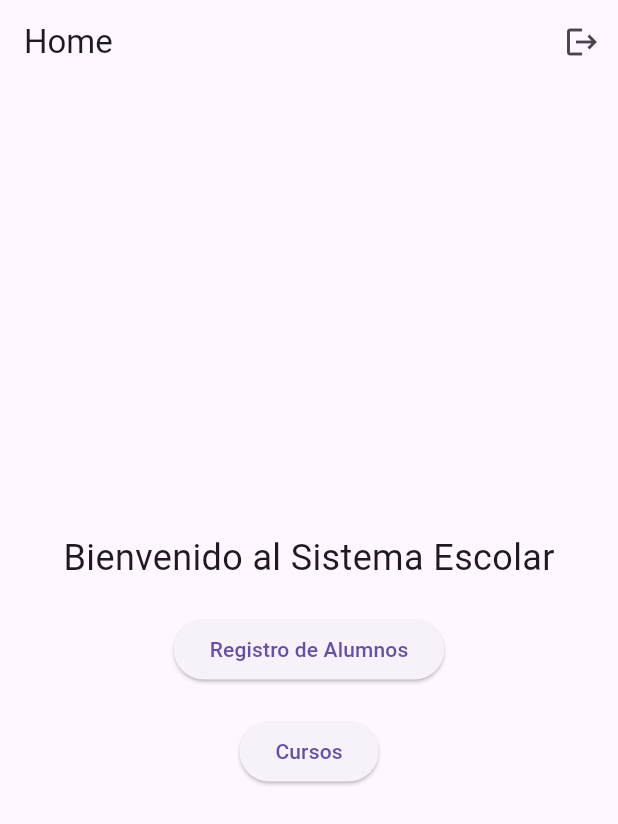
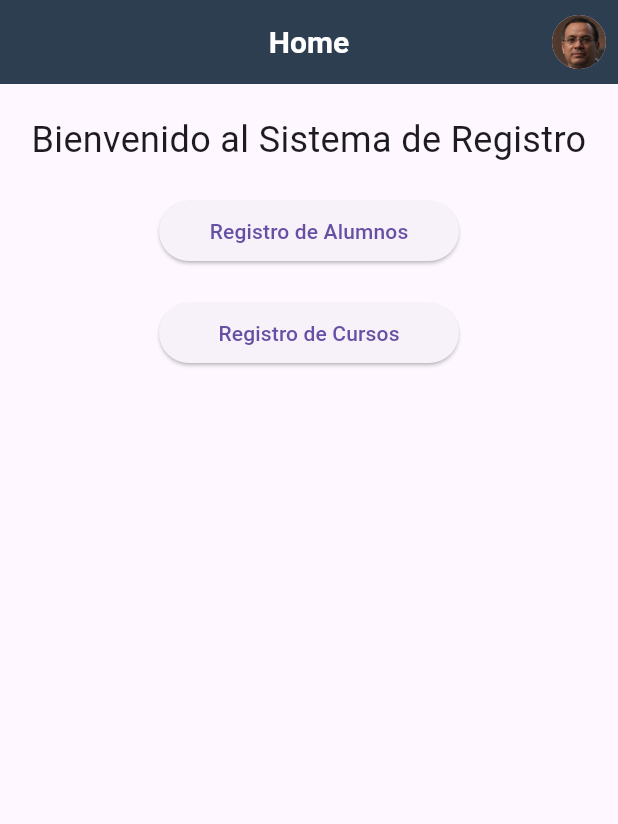
Before and after one commit to ktorres63/Enroll-System, a Flutter app: the HomePage screen opened directly, on a phone screen of 412 x 824 dp. Shown: the top 824 px of the screen. Run offline on Flutter 3.47's test engine with Material 3 defaults, Android fonts, the phone set to English and light mode, and no system bars.

Commit message:
Add a user photo

```diff
--- a/lib/screens/home_page.dart
+++ b/lib/screens/home_page.dart
@@ -3,7 +3,6 @@ import 'package:enrollment_system/screens/login_page.dart';
 import 'package:enrollment_system/screens/registro_alumno_page.dart';
 
 import 'package:enrollment_system/screens/cursos_page.dart';
-
 
 class HomePage extends StatelessWidget {
   const HomePage({super.key});
@@ -12,29 +11,68 @@ class HomePage extends StatelessWidget {
   Widget build(BuildContext context) {
     return Scaffold(
       appBar: AppBar(
-        title: const Text('Home'),
+        title: const Text(
+          'Home',
+          style: TextStyle(
+            color: Colors.white, // Cambia el color del texto a blanco
+            fontSize: 20, // Puedes ajustar el tamaño de la fuente si lo deseas
+            fontWeight: FontWeight.bold, // Ajusta el grosor del texto
+          ),
+        ),
+        centerTitle: true,
+        backgroundColor: const Color(0xFF2C3E50),
         actions: [
-          IconButton(
-            icon: const Icon(Icons.logout),
-            onPressed: () {
+          // Foto de perfil con opciones
+          PopupMenuButton<String>(
+            onSelected: (value) {
+              if (value == 'Configuración') {
+                // Acción para ir a Configuración
+                // Navigator.push(context, MaterialPageRoute(builder: (context) => ConfigPage()));
+              } else if (value == 'Cerrar sesión') {
                 Navigator.pushReplacement(
                   context,
                   MaterialPageRoute(builder: (context) => const LoginPage()),
                 );
+              }
             },
+            itemBuilder: (context) => [
+              const PopupMenuItem(
+                value: 'Configuración',
+                child: Text('Configuración'),
+              ),
+              const PopupMenuItem(
+                value: 'Cerrar sesión',
+                child: Text('Cerrar sesión'),
+              ),
+            ],
+            // CircleAvatar para mostrar la imagen de perfil
+            child: const Padding(
+              padding: EdgeInsets.all(8.0),
+              child: CircleAvatar(
+                backgroundImage: AssetImage('assets/profile1.png'),
+                radius: 18,
+              ),
+            ),
           ),
         ],
       ),
       body: Center(
+        child: Padding(
+          padding: const EdgeInsets.only(top: 20.0),
           child: Column(
-          mainAxisAlignment: MainAxisAlignment.center,
+            mainAxisAlignment: MainAxisAlignment.start, // Alinea desde arriba
+            crossAxisAlignment:
+                CrossAxisAlignment.center, // Centra horizontalmente
             children: [
               const Text(
-              'Bienvenido al Sistema Escolar',
+                'Bienvenido al Sistema de Registro',
+                textAlign: TextAlign.center, // Centra el texto internamente
                 style: TextStyle(fontSize: 24),
               ),
               const SizedBox(height: 20),
-            ElevatedButton(
+              SizedBox(
+                width: 200, // Ancho fijo para los botones
+                child: ElevatedButton(
                   onPressed: () {
                     Navigator.push(
                       context,
@@ -45,9 +83,11 @@ class HomePage extends StatelessWidget {
                   },
                   child: const Text('Registro de Alumnos'),
                 ),
-
-            const SizedBox(height: 20), // Espacio entre los botones
-            ElevatedButton(
+              ),
+              const SizedBox(height: 20),
+              SizedBox(
+                width: 200, // Mismo ancho para mantener consistencia
+                child: ElevatedButton(
                   onPressed: () {
                     Navigator.push(
                       context,
@@ -56,9 +96,11 @@ class HomePage extends StatelessWidget {
                       ),
                     );
                   },
-              child: const Text('Cursos'),
+                  child: const Text('Registro de Cursos'),
+                ),
               ),
             ],
+          ),
         ),
       ),
     );
--- a/pubspec.yaml
+++ b/pubspec.yaml
@@ -62,6 +62,7 @@ flutter:
   assets:
     - assets/edificio.jpg
     - assets/logoIS.jpeg
+    - assets/profile1.png
 
   # An image asset can refer to one or more resolution-specific "variants", see
   # https://flutter.dev/to/resolution-aware-images
```
Also changed, not shown: assets/profile1.png (added). Lines whose indentation alone changed are shown as unchanged.
